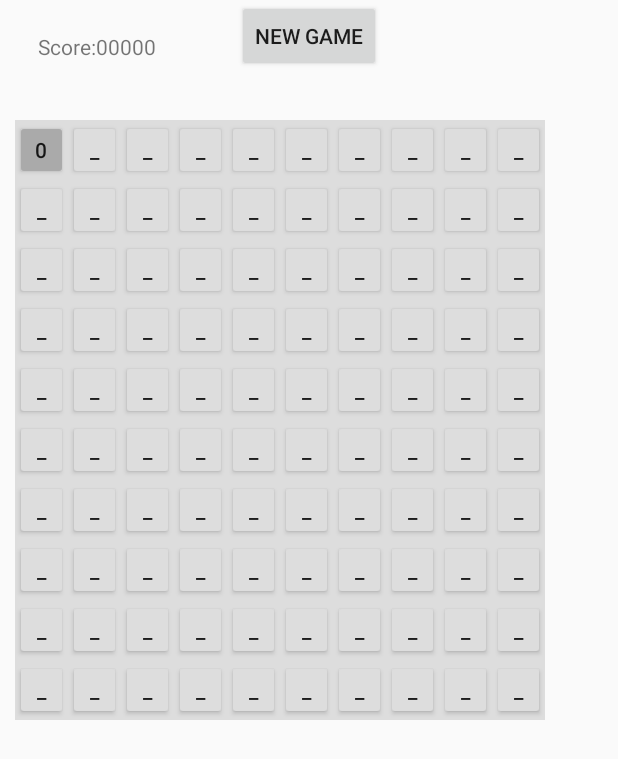
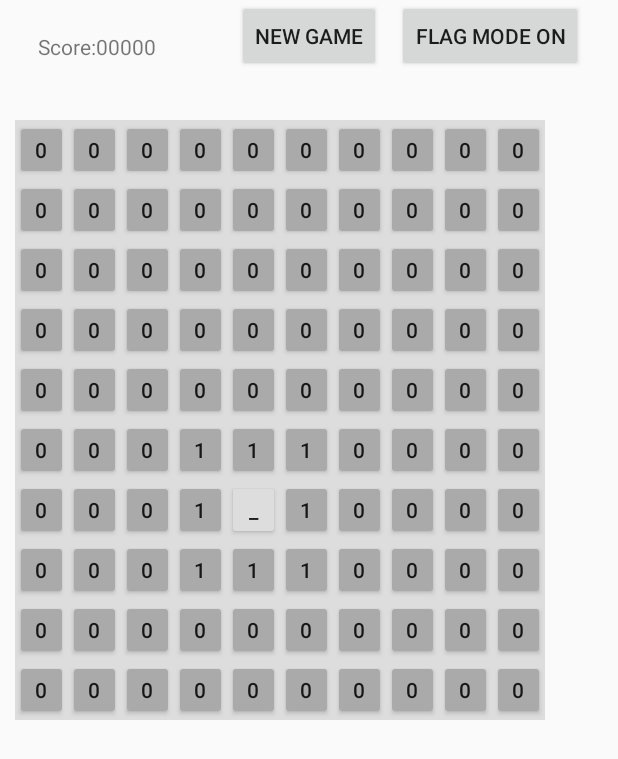
Before and after one commit to Scerelyn/AndroidMinesweeper, an Android app: the screen it shows after launch (MainActivity), after a tap on an icon or button, on a phone screen of 412 x 824 dp. Shown: the top 759 px of the screen. Run offline under Robolectric (Android 15) with nearby library versions, the phone set to English and light mode, and no system bars; libraries missing offline, so code that uses them is left out: com.firebase.client; 1 statement that could not run was skipped; 3 other taps on this screen came first.

Commit message:
Add tidal flips, new game functionality, and flagging mode functionality

```diff
--- a/app/src/main/java/neumont/minesweeper/MainActivity.java
+++ b/app/src/main/java/neumont/minesweeper/MainActivity.java
@@ -18,30 +18,50 @@ import com.firebase.client.FirebaseError;
 import com.firebase.client.ValueEventListener;
 
 public class MainActivity extends AppCompatActivity {
-
+    boolean isFlagMode = false;
     @Override
     protected void onCreate(Bundle savedInstanceState) {
         Firebase.setAndroidContext(this);
         super.onCreate(savedInstanceState);
         setContentView(R.layout.activity_main);
 
-        Minefield m = new Minefield(10, 10, 10);
-        buildButtonGrid(10,10, m);
-        TableLayout ty = findViewById(R.id.MinefieldTableLayout);
+
+
+        Button ngButton = findViewById(R.id.NewGameButton);
+        ngButton.setOnClickListener(new View.OnClickListener() {
+            @Override
+            public void onClick(View v) {
+                TableLayout ty = findViewById(R.id.MinefieldTableLayout);
+                ty.removeAllViews();
+                Minefield m = new Minefield(10, 10, 10);
+                buildButtonGrid(10,10, m);
+            }
+        });
+        final Button flagButton = findViewById(R.id.FlagModeButton);
+        flagButton.setOnClickListener(new View.OnClickListener() {
+            @Override
+            public void onClick(View v) {
+                flagButton.setText(isFlagMode ? "Flag Mode On" : "Flag Mode Off");
+                isFlagMode = !isFlagMode;
+            }
+        });
     }
 
     /**
      * Builds a grid of buttons with a given row and column count into the minefield TableLayout instance
      * @param rowCount The amount of rows to build
      * @param colCount The amount of columns to build
+     * @return Returns a 2D button array with all the buttons on the TableLayout instance
      */
-    private void buildButtonGrid(int rowCount, int colCount, final Minefield m){
+    private Button[][] buildButtonGrid(final int rowCount, final int colCount, final Minefield m){
         TableLayout ty = findViewById(R.id.MinefieldTableLayout); //get the table
+        final Button[][] buttonArr = new Button[rowCount][colCount];
         for(int i = 0; i < rowCount; i++){
             TableRow tr = new TableRow(this); // new row
             tr.setBackgroundColor(getResources().getColor(R.color.cellColorNormal)); // set color
             for(int j = 0; j < colCount; j++){
                 final Button b = new Button(this); // new button
+                buttonArr[i][j] = b;
                 b.setText(m.GetCells()[i][j].getDisplay()); // set text
                 b.setBackgroundTintList(getResources().getColorStateList(R.color.cellColorNormal)); // set its color
                 final int row = i;
@@ -49,10 +69,13 @@ public class MainActivity extends AppCompatActivity {
                 b.setOnClickListener(new View.OnClickListener() { // now for an on click
                     @Override
                     public void onClick(View v) {
-                        m.FlipCell(m.GetCells()[row][col]);
-                        b.setText(m.GetCells()[row][col].getDisplay());  // change text
-                        Log.i("event handler", b.getText()+"");
-                        b.setBackgroundTintList(getResources().getColorStateList(R.color.cellColorClicked)); // change color
+                        if(isFlagMode){
+                            m.GetCells()[row][col].Flag();
+                            FlipButton(b, m, row, col);
+                        }
+                        else {
+                            TidalButtonFlip(row,col, buttonArr, m);
+                        }
                     }
                 });
                 tr.addView(b); // add the button
@@ -66,6 +89,7 @@ public class MainActivity extends AppCompatActivity {
             ty.addView(tr);
             ty.requestLayout();
         }
+        return buttonArr;
     }
 
     /**
@@ -77,6 +101,35 @@ public class MainActivity extends AppCompatActivity {
         final float scale = getResources().getDisplayMetrics().density;
         int pixels = (int) (dp * scale + 0.5f);
         return pixels;
+    }
+
+    public void TidalButtonFlip(int row, int col, Button[][] buttonArr, Minefield m){
+        Button b = buttonArr[row][col];
+        FlipButton(b, m, row, col);
+        if(m.GetCells()[row][col].getNumBombs() == 0){
+            for(int rowOffset = -1; rowOffset < 2; rowOffset++){
+                for(int colOffset = -1; colOffset < 2; colOffset++){
+                    if(row+rowOffset < m.GetCells().length
+                            && row+rowOffset >= 0
+                            && col+colOffset < m.GetCells()[0].length
+                            && col+colOffset >= 0
+                            && m.GetCells()[row+rowOffset][col+colOffset].getDisplay() == "_"
+                    ) {
+                        TidalButtonFlip(row+rowOffset, col+colOffset, buttonArr, m);
+                    }
+                }
+            }
+        }
+    }
+
+    public void FlipButton(Button b, Minefield m, int row, int col){
+        boolean gameDone = m.FlipCell(m.GetCells()[row][col]);
+        b.setText(m.GetCells()[row][col].getDisplay());  // change text
+        //Log.i("event handler", b.getText()+"");
+        b.setBackgroundTintList(getResources().getColorStateList(R.color.cellColorClicked)); // change color
+        if(gameDone){
+            //do something on win
+        }
     }
 
     public void FirebaseRefExample(){
--- a/app/src/main/java/neumont/minesweeper/Minefield.java
+++ b/app/src/main/java/neumont/minesweeper/Minefield.java
@@ -100,7 +100,7 @@ public class Minefield {
         }
         if(c.getNumBombs() == 0)
         {
-            //TidalFlip(c);
+            TidalFlip(c);
         }
         return false;
 
--- a/app/src/main/res/layout/activity_main.xml
+++ b/app/src/main/res/layout/activity_main.xml
@@ -53,4 +53,13 @@
         android:layout_centerHorizontal="true"
         android:text="@string/new_game_button_text" />
 
+    <Button
+        android:id="@+id/FlagModeButton"
+        android:layout_width="wrap_content"
+        android:layout_height="wrap_content"
+        android:layout_alignParentEnd="true"
+        android:layout_alignParentTop="true"
+        android:layout_marginEnd="23dp"
+        android:text="Flag Mode On" />
+
 </RelativeLayout>
```
